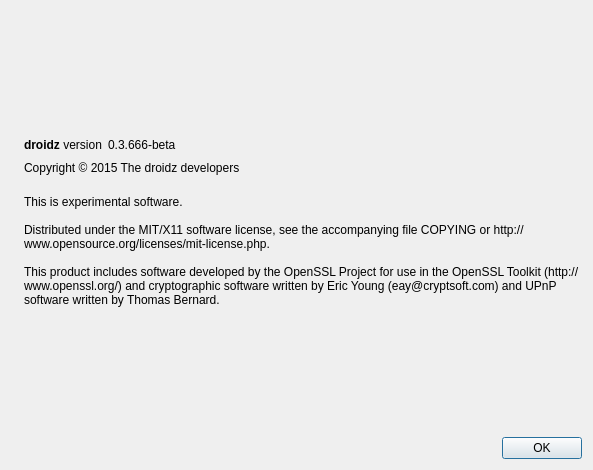
First picture: the form in src/qt/forms/aboutdialog.ui, repository DroidzDev/DroidX, before the edit.
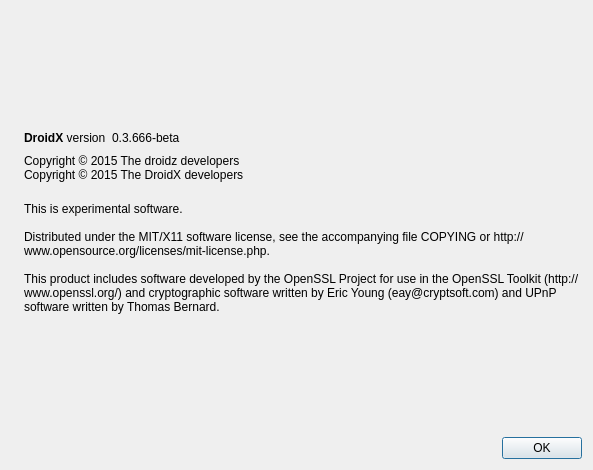
Second picture: the form after the edit. Icons and pictures are not drawn.

What changed in the file:
```diff
--- a/src/qt/forms/aboutdialog.ui
+++ b/src/qt/forms/aboutdialog.ui
@@ -50,7 +50,7 @@
           <cursorShape>IBeamCursor</cursorShape>
          </property>
          <property name="text">
-          <string>&lt;b&gt;droidz&lt;/b&gt; version</string>
+          <string>&lt;b&gt;DroidX&lt;/b&gt; version</string>
          </property>
          <property name="textInteractionFlags">
           <set>Qt::LinksAccessibleByMouse|Qt::TextSelectableByKeyboard|Qt::TextSelectableByMouse</set>
@@ -91,7 +91,8 @@
         <cursorShape>IBeamCursor</cursorShape>
        </property>
        <property name="text">
-        <string>Copyright © 2015 The droidz developers</string>
+        <string>Copyright © 2015 The droidz developers
+Copyright © 2015 The DroidX developers</string>
        </property>
        <property name="textInteractionFlags">
         <set>Qt::LinksAccessibleByMouse|Qt::TextSelectableByKeyboard|Qt::TextSelectableByMouse</set>
```
Left out of the diff: 2 changed lines with no effect on the pictures. Lines whose indentation alone changed are shown as unchanged.
